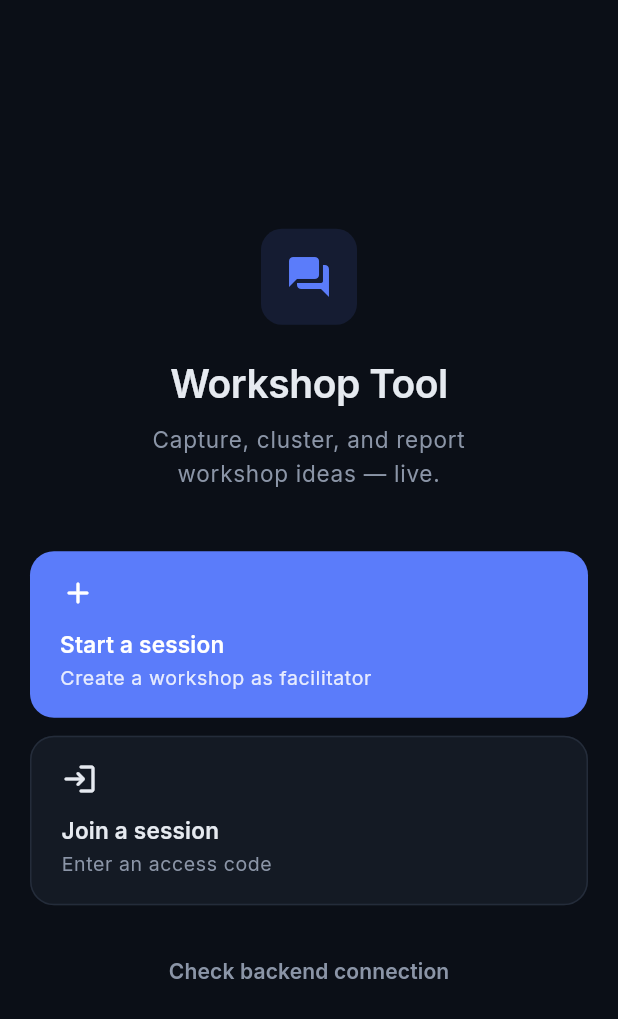
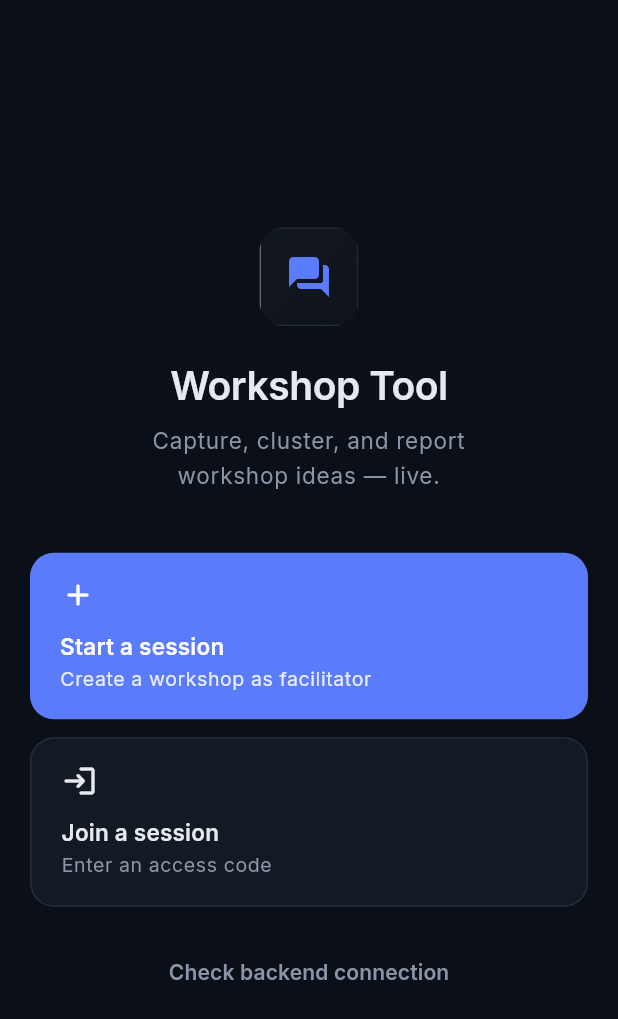
Before and after one commit to AgenticTony/ortelius-workshop-tool, a Flutter app: the screen it shows after launch, on a phone screen of 412 x 824 dp. Shown: the top 1019 px of the screen. Run offline on Flutter 3.47's test engine with Material 3 defaults, Android fonts, the phone set to English and light mode, and no system bars; our stand-ins replace dio, flutter_dotenv, flutter_riverpod, flutter_secure_storage, go_router, google_fonts and 2 more; missing offline and left inert: dart:js_interop.

Commit message:
feat(frontend): glassmorphic cards for depth on the dark canvas (#31)
Adds a GlassCard component and applies it to the prominent surfaces so
cards lift off the dark canvas with depth instead of sitting flat.

- GlassCard: translucent gradient fill + light edge (top/left brighter,
  simulating glass catching light), optional real BackdropFilter blur.
  blur=true for prominent one-off cards (hero, access code, stat tiles,
  workshop input bar); blur=false for repeating lists to stay performant.
- Applied: home hero icon, dashboard access-code card + stat tiles,
  report category cards, workshop idea-input bar.
- cardTheme radius bumped to 12 to match the glass corners.

Verified: flutter analyze clean, flutter test 4/4 pass.

```diff
--- a/frontend/lib/core/theme/app_theme.dart
+++ b/frontend/lib/core/theme/app_theme.dart
@@ -36,14 +36,17 @@ class AppTheme {
         ),
       ),
 
-      // ── Cards: flat, hairline-bordered. No shadow — structure via edges ──
+      // ── Cards: glass — translucent gradient fill + light edge ────────────
+      // Simulated glass (no backdrop blur) at the theme level so every Card
+      // gets depth by default. Real-blur glass is applied via GlassCard where
+      // a card sits over content (hero, access code). See widgets/glass_card.
       cardTheme: CardThemeData(
         elevation: 0,
         color: AppColors.surface,
         surfaceTintColor: Colors.transparent,
         shape: RoundedRectangleBorder(
-          borderRadius: BorderRadius.circular(10),
-          side: const BorderSide(color: AppColors.border),
+          borderRadius: BorderRadius.circular(12),
+          side: const BorderSide(color: AppColors.border, width: 1),
         ),
         margin: EdgeInsets.zero,
       ),
--- a/frontend/lib/features/facilitator/facilitator_dashboard_screen.dart
+++ b/frontend/lib/features/facilitator/facilitator_dashboard_screen.dart
@@ -10,6 +10,7 @@ import '../../core/theme/app_colors.dart';
 import '../../core/theme/layout.dart';
 import '../../widgets/empty_state.dart';
 import '../../widgets/error_banner.dart';
+import '../../widgets/glass_card.dart';
 import '../../widgets/live_indicator.dart';
 import '../../widgets/section_heading.dart';
 import '../../widgets/sticky_note.dart';
@@ -161,10 +162,9 @@ class _AccessCodeCard extends StatelessWidget {
   @override
   Widget build(BuildContext context) {
     final theme = Theme.of(context);
-    return Card(
-      child: Padding(
-        padding: const EdgeInsets.all(20),
-        child: Column(
+    return GlassCard(
+      padding: const EdgeInsets.all(20),
+      child: Column(
           children: [
             Row(
               mainAxisAlignment: MainAxisAlignment.spaceBetween,
@@ -237,7 +237,6 @@ class _AccessCodeCard extends StatelessWidget {
             ),
           ],
         ),
-      ),
     );
   }
 }
@@ -253,10 +252,9 @@ class _StatTile extends StatelessWidget {
   Widget build(BuildContext context) {
     final theme = Theme.of(context);
     return Expanded(
-      child: Card(
-        child: Padding(
-          padding: const EdgeInsets.symmetric(vertical: 18, horizontal: 14),
-          child: Column(
+      child: GlassCard(
+        padding: const EdgeInsets.symmetric(vertical: 18, horizontal: 14),
+        child: Column(
             children: [
               Icon(icon, size: 24, color: AppColors.accent),
               const SizedBox(height: 8),
@@ -275,7 +273,6 @@ class _StatTile extends StatelessWidget {
                 ),
               ),
             ],
-          ),
         ),
       ),
     );
--- a/frontend/lib/features/facilitator/report_screen.dart
+++ b/frontend/lib/features/facilitator/report_screen.dart
@@ -6,6 +6,7 @@ import '../../core/theme/layout.dart';
 import '../../models/models.dart';
 import '../../services/pdf_download.dart';
 import '../../widgets/empty_state.dart';
+import '../../widgets/glass_card.dart';
 import '../../widgets/section_heading.dart';
 import 'facilitator_session_controller.dart';
 
@@ -170,10 +171,9 @@ class _CategoryCard extends StatelessWidget {
   Widget build(BuildContext context) {
     final theme = Theme.of(context);
     final title = entry.key[0].toUpperCase() + entry.key.substring(1);
-    return Card(
-      child: Padding(
-        padding: const EdgeInsets.all(16),
-        child: Column(
+    return GlassCard(
+      padding: const EdgeInsets.all(16),
+      child: Column(
           crossAxisAlignment: CrossAxisAlignment.start,
           children: [
             Row(
@@ -232,7 +232,6 @@ class _CategoryCard extends StatelessWidget {
               ),
           ],
         ),
-      ),
     );
   }
 }
--- a/frontend/lib/features/home/home_screen.dart
+++ b/frontend/lib/features/home/home_screen.dart
@@ -2,6 +2,7 @@ import 'package:flutter/material.dart';
 import 'package:go_router/go_router.dart';
 
 import '../../core/theme/app_colors.dart';
+import '../../widgets/glass_card.dart';
 import '../../widgets/screen_scaffold.dart';
 
 /// App entry screen: pick facilitator or participant.
@@ -23,14 +24,11 @@ class HomeScreen extends StatelessWidget {
             mainAxisAlignment: MainAxisAlignment.center,
             crossAxisAlignment: CrossAxisAlignment.center,
             children: [
-              // ── Hero: the app's thesis ──────────────────────────────
-              Container(
-                width: 64,
-                height: 64,
-                decoration: BoxDecoration(
-                  color: AppColors.accent.withValues(alpha: 0.12),
-                  borderRadius: BorderRadius.circular(14),
-                ),
+              // ── Hero: glass tile holding the app mark ───────────────
+              GlassCard(
+                blur: true,
+                radius: 16,
+                padding: const EdgeInsets.all(16),
                 child: const Icon(
                   Icons.forum_rounded,
                   size: 32,
--- a/frontend/lib/features/participant/workshop_screen.dart
+++ b/frontend/lib/features/participant/workshop_screen.dart
@@ -7,6 +7,7 @@ import '../../core/theme/layout.dart';
 import '../../models/models.dart';
 import '../../widgets/empty_state.dart';
 import '../../widgets/error_banner.dart';
+import '../../widgets/glass_card.dart';
 import '../../widgets/live_indicator.dart';
 import '../../widgets/sticky_note.dart';
 import 'participant_session_controller.dart';
@@ -129,15 +130,12 @@ class _WorkshopScreenState extends ConsumerState<WorkshopScreen> {
       child: Center(
         child: ConstrainedBox(
           constraints: const BoxConstraints(maxWidth: Layout.dashboardMaxWidth),
-          child: Container(
+          child: GlassCard(
+            blur: true,
+            radius: 14,
             margin: const EdgeInsets.fromLTRB(
                 Layout.padding, 4, Layout.padding, 8),
             padding: const EdgeInsets.fromLTRB(12, 6, 6, 6),
-            decoration: BoxDecoration(
-              color: theme.colorScheme.surface,
-              borderRadius: BorderRadius.circular(16),
-              border: Border.all(color: theme.colorScheme.outline),
-            ),
             child: Row(
               crossAxisAlignment: CrossAxisAlignment.end,
               children: [
--- /dev/null
+++ b/frontend/lib/widgets/glass_card.dart
@@ -0,0 +1,91 @@
+import 'dart:ui';
+import 'package:flutter/material.dart';
+
+import '../core/theme/app_colors.dart';
+
+/// A glassmorphic card — translucent surface with a frosted blur and a light
+/// edge that simulates glass catching light. Makes cards lift off the dark
+/// canvas with depth instead of sitting flat.
+///
+/// Two modes:
+///  - [blur] true (default): real BackdropFilter blur. Use for prominent cards
+///    that appear once or a few times (hero, access code, stat tiles). Expensive
+///    when there are many on screen.
+///  - [blur] false: simulated glass (translucent fill + gradient + light edge,
+///    no backdrop blur). Use for repeating lists (the idea feed) so dozens of
+///    cards stay performant.
+class GlassCard extends StatelessWidget {
+  const GlassCard({
+    super.key,
+    required this.child,
+    this.blur = true,
+    this.padding = const EdgeInsets.all(16),
+    this.radius = 12,
+    this.accentLeft = false,
+    this.margin,
+  });
+
+  final Widget child;
+  final bool blur;
+  final EdgeInsetsGeometry padding;
+  final double radius;
+  /// A brighter left edge — marks an active/highlighted card.
+  final bool accentLeft;
+  /// Outer margin (the glass itself has no margin by default).
+  final EdgeInsetsGeometry? margin;
+
+  @override
+  Widget build(BuildContext context) {
+    if (margin != null) {
+      return Padding(padding: margin!, child: _build(context));
+    }
+    return _build(context);
+  }
+
+  Widget _build(BuildContext context) {
+    final isLight = Theme.of(context).brightness == Brightness.light;
+    // The translucent fill — lets the canvas/content behind show through.
+    final fill = AppColors.surface.withValues(alpha: isLight ? 0.72 : 0.55);
+
+    // The light edge — brighter top + left borders simulate light hitting glass.
+    final lightEdge = AppColors.textPrimary.withValues(alpha: isLight ? 0.35 : 0.10);
+    final darkEdge = AppColors.border;
+
+    // The glass body: gradient fill + child, with a light top-edge highlight.
+    Widget body = Container(
+      decoration: BoxDecoration(
+        borderRadius: BorderRadius.circular(radius),
+        // Vertical gradient — lighter at top (light source), darker at base.
+        // This is what sells "glass" even without a real blur.
+        gradient: LinearGradient(
+          begin: Alignment.topLeft,
+          end: Alignment.bottomRight,
+          colors: [
+            fill.withValues(alpha: isLight ? 0.85 : 0.65),
+            fill.withValues(alpha: isLight ? 0.60 : 0.40),
+          ],
+        ),
+        border: Border(
+          top: BorderSide(color: lightEdge, width: 1),
+          left: accentLeft
+              ? const BorderSide(color: AppColors.accent, width: 1.5)
+              : BorderSide(color: lightEdge.withValues(alpha: isLight ? 0.5 : 0.4), width: 1),
+          right: BorderSide(color: darkEdge, width: 1),
+          bottom: BorderSide(color: darkEdge, width: 1),
+        ),
+      ),
+      child: Padding(padding: padding, child: child),
+    );
+
+    if (!blur) return body;
+
+    // Real frosted glass: blur whatever is behind the card.
+    return ClipRRect(
+      borderRadius: BorderRadius.circular(radius),
+      child: BackdropFilter(
+        filter: ImageFilter.blur(sigmaX: 8, sigmaY: 8),
+        child: body,
+      ),
+    );
+  }
+}
```
